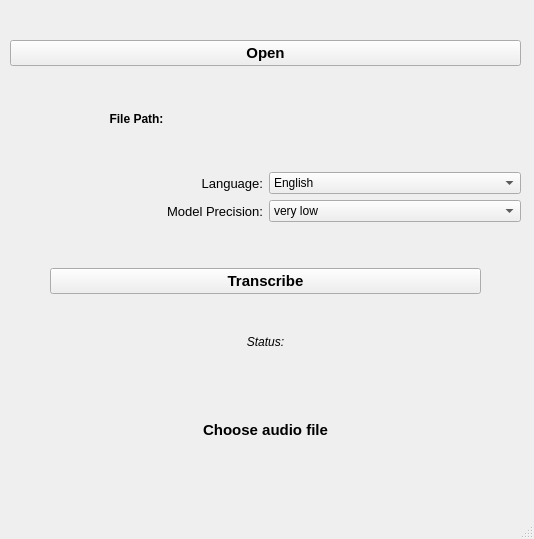
Old version of the form form.ui in the repository MitrB/TranscriptTool.
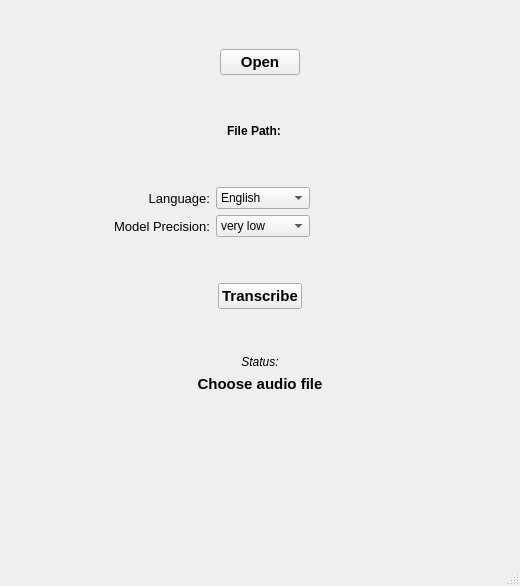
New version of the form.

Commit message: + resizing layout + ignore transcribe if not file

The edit to the form file:
```diff
--- a/form.ui
+++ b/form.ui
@@ -6,23 +6,16 @@
    <rect>
     <x>0</x>
     <y>0</y>
-    <width>534</width>
-    <height>539</height>
+    <width>520</width>
+    <height>586</height>
    </rect>
   </property>
   <property name="windowTitle">
    <string>MainWindow</string>
   </property>
   <widget class="QWidget" name="centralwidget">
-   <widget class="QWidget" name="verticalLayoutWidget">
-    <property name="geometry">
-     <rect>
-      <x>10</x>
-      <y>0</y>
-      <width>511</width>
-      <height>491</height>
-     </rect>
-    </property>
+   <layout class="QGridLayout" name="gridLayout">
+    <item row="0" column="0">
     <layout class="QVBoxLayout" name="verticalLayout">
      <item>
       <layout class="QVBoxLayout" name="verticalLayout_2">
@@ -42,7 +35,7 @@
          </property>
         </spacer>
        </item>
-       <item>
+        <item alignment="Qt::AlignHCenter">
         <widget class="QPushButton" name="openFileButton">
          <property name="font">
           <font>
@@ -73,6 +66,19 @@
        </item>
        <item>
         <layout class="QHBoxLayout" name="horizontalLayout_3">
+          <item>
+           <spacer name="horizontalSpacer_2">
+            <property name="orientation">
+             <enum>Qt::Horizontal</enum>
+            </property>
+            <property name="sizeHint" stdset="0">
+             <size>
+              <width>40</width>
+              <height>20</height>
+             </size>
+            </property>
+           </spacer>
+          </item>
          <item>
           <widget class="QLabel" name="label">
            <property name="enabled">
@@ -110,6 +116,19 @@
            </property>
           </widget>
          </item>
+          <item>
+           <spacer name="horizontalSpacer">
+            <property name="orientation">
+             <enum>Qt::Horizontal</enum>
+            </property>
+            <property name="sizeHint" stdset="0">
+             <size>
+              <width>40</width>
+              <height>20</height>
+             </size>
+            </property>
+           </spacer>
+          </item>
         </layout>
        </item>
        <item>
@@ -134,6 +153,22 @@
           <layout class="QHBoxLayout" name="horizontalLayout">
            <item>
             <layout class="QHBoxLayout" name="horizontalLayout_2">
+              <item>
+               <spacer name="horizontalSpacer_4">
+                <property name="orientation">
+                 <enum>Qt::Horizontal</enum>
+                </property>
+                <property name="sizeType">
+                 <enum>QSizePolicy::Expanding</enum>
+                </property>
+                <property name="sizeHint" stdset="0">
+                 <size>
+                  <width>40</width>
+                  <height>20</height>
+                 </size>
+                </property>
+               </spacer>
+              </item>
              <item>
               <layout class="QVBoxLayout" name="verticalLayout_5">
                <item>
@@ -227,6 +262,22 @@
              </item>
             </layout>
            </item>
+            <item>
+             <spacer name="horizontalSpacer_3">
+              <property name="orientation">
+               <enum>Qt::Horizontal</enum>
+              </property>
+              <property name="sizeType">
+               <enum>QSizePolicy::Expanding</enum>
+              </property>
+              <property name="sizeHint" stdset="0">
+               <size>
+                <width>40</width>
+                <height>20</height>
+               </size>
+              </property>
+             </spacer>
+            </item>
           </layout>
          </item>
         </layout>
@@ -251,23 +302,7 @@
      </item>
      <item>
       <layout class="QHBoxLayout" name="horizontalLayout_6">
-       <item>
-        <spacer name="horizontalSpacer">
-         <property name="orientation">
-          <enum>Qt::Horizontal</enum>
-         </property>
-         <property name="sizeType">
-          <enum>QSizePolicy::Preferred</enum>
-         </property>
-         <property name="sizeHint" stdset="0">
-          <size>
-           <width>40</width>
-           <height>20</height>
-          </size>
-         </property>
-        </spacer>
-       </item>
-       <item>
+        <item alignment="Qt::AlignHCenter|Qt::AlignVCenter">
         <widget class="QPushButton" name="transcribeButton">
          <property name="baseSize">
           <size>
@@ -286,23 +321,23 @@
          </property>
         </widget>
        </item>
+       </layout>
+      </item>
        <item>
-        <spacer name="horizontalSpacer_2">
+       <spacer name="verticalSpacer_6">
          <property name="orientation">
-          <enum>Qt::Horizontal</enum>
+         <enum>Qt::Vertical</enum>
          </property>
          <property name="sizeType">
-          <enum>QSizePolicy::Preferred</enum>
+         <enum>QSizePolicy::Minimum</enum>
          </property>
          <property name="sizeHint" stdset="0">
           <size>
-           <width>40</width>
-           <height>20</height>
+          <width>20</width>
+          <height>40</height>
           </size>
          </property>
         </spacer>
-       </item>
-      </layout>
      </item>
      <item>
       <widget class="QLabel" name="label_3">
@@ -344,7 +379,7 @@
         <enum>Qt::Vertical</enum>
        </property>
        <property name="sizeType">
-        <enum>QSizePolicy::Preferred</enum>
+         <enum>QSizePolicy::MinimumExpanding</enum>
        </property>
        <property name="sizeHint" stdset="0">
         <size>
@@ -355,14 +390,15 @@
       </spacer>
      </item>
     </layout>
-   </widget>
+    </item>
+   </layout>
   </widget>
   <widget class="QMenuBar" name="menubar">
    <property name="geometry">
     <rect>
      <x>0</x>
      <y>0</y>
-     <width>534</width>
+     <width>520</width>
      <height>22</height>
     </rect>
    </property>
```
Lines whose indentation alone changed are shown as unchanged. The commit also changes 2 other files.
